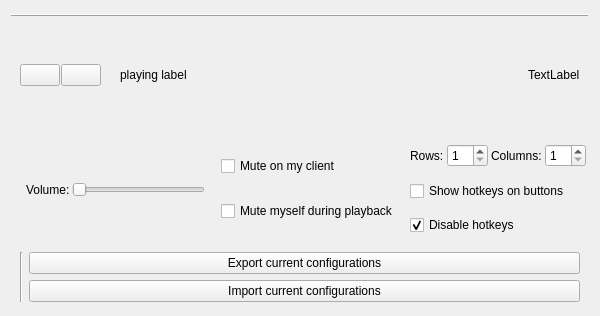
Qt form src/config_qt.ui (MGraefe/RP-Soundboard) before a commit.
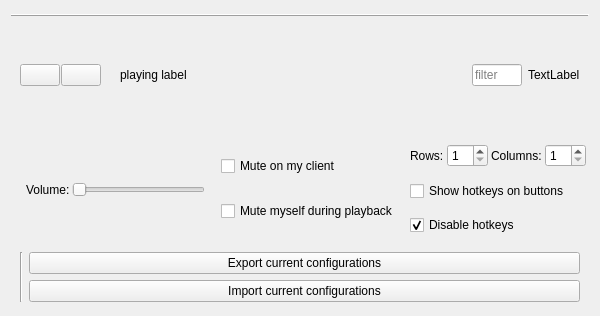
The same form after that commit. Icons and pictures are not drawn.

Commit message: Added rudimentary filter box

Diff of the .ui file:
```diff
--- a/src/config_qt.ui
+++ b/src/config_qt.ui
@@ -153,6 +153,19 @@
         </property>
        </widget>
       </item>
+      <item>
+       <widget class="QLineEdit" name="filterEdit">
+        <property name="maximumSize">
+         <size>
+          <width>50</width>
+          <height>16777215</height>
+         </size>
+        </property>
+        <property name="placeholderText">
+         <string>filter</string>
+        </property>
+       </widget>
+      </item>
       <item>
        <widget class="QLabel" name="labelStatus">
         <property name="text">
```
The commit also changes 2 other files.
